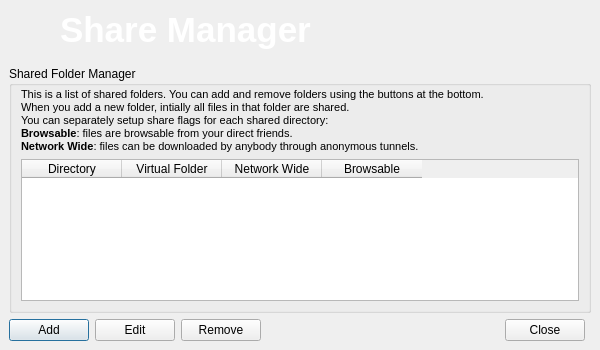
Qt form retroshare-gui/src/gui/ShareManager.ui (RetroShare/RetroShare) before a commit.
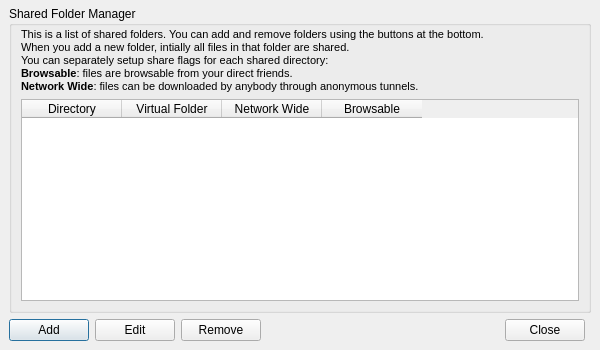
The same form after that commit. Icons and pictures are not drawn. Custom widgets are drawn as their Qt base class.

Commit message: Added new base class HeaderFrame - image and text at top of the windows.

Patch:
```diff
--- a/retroshare-gui/src/gui/ShareManager.ui
+++ b/retroshare-gui/src/gui/ShareManager.ui
@@ -28,11 +28,7 @@
     <number>0</number>
    </property>
    <item row="0" column="0">
-    <widget class="QFrame" name="frame">
-     <property name="styleSheet">
-      <string notr="true">QFrame#frame{background-image: url(:/images/connect/connectFriendBanner.png);}
-</string>
-     </property>
+    <widget class="HeaderFrame" name="headerFrame">
      <property name="frameShape">
       <enum>QFrame::NoFrame</enum>
      </property>
@@ -42,56 +38,6 @@
      <property name="lineWidth">
       <number>1</number>
      </property>
-     <layout class="QGridLayout" name="gridLayout">
-      <property name="margin">
-       <number>6</number>
-      </property>
-      <property name="verticalSpacing">
-       <number>6</number>
-      </property>
-      <item row="0" column="0">
-       <widget class="QLabel" name="piclabel">
-        <property name="minimumSize">
-         <size>
-          <width>48</width>
-          <height>48</height>
-         </size>
-        </property>
-        <property name="maximumSize">
-         <size>
-          <width>48</width>
-          <height>48</height>
-         </size>
-        </property>
-        <property name="styleSheet">
-         <string notr="true"/>
-        </property>
-        <property name="text">
-         <string/>
-        </property>
-        <property name="pixmap">
-         <pixmap resource="images.qrc">:/images/fileshare48.png</pixmap>
-        </property>
-       </widget>
-      </item>
-      <item row="0" column="1">
-       <widget class="QLabel" name="label_2">
-        <property name="styleSheet">
-         <string notr="true"/>
-        </property>
-        <property name="text">
-         <string>&lt;!DOCTYPE HTML PUBLIC &quot;-//W3C//DTD HTML 4.0//EN&quot; &quot;http://www.w3.org/TR/REC-html40/strict.dtd&quot;&gt;
-&lt;html&gt;&lt;head&gt;&lt;meta name=&quot;qrichtext&quot; content=&quot;1&quot; /&gt;&lt;style type=&quot;text/css&quot;&gt;
-p, li { white-space: pre-wrap; }
-&lt;/style&gt;&lt;/head&gt;&lt;body style=&quot; font-family:'MS Shell Dlg 2'; font-size:8.25pt; font-weight:400; font-style:normal;&quot;&gt;
-&lt;p style=&quot; margin-top:0px; margin-bottom:0px; margin-left:0px; margin-right:0px; -qt-block-indent:0; text-indent:0px;&quot;&gt;&lt;span style=&quot; font-family:'Sans Serif'; font-size:26pt; font-weight:600; color:#ffffff;&quot;&gt;Share Manager&lt;/span&gt;&lt;/p&gt;&lt;/body&gt;&lt;/html&gt;</string>
-        </property>
-        <property name="alignment">
-         <set>Qt::AlignLeading|Qt::AlignLeft|Qt::AlignVCenter</set>
-        </property>
-       </widget>
-      </item>
-     </layout>
     </widget>
    </item>
    <item row="1" column="0">
@@ -275,6 +221,14 @@
    </item>
   </layout>
  </widget>
+ <customwidgets>
+  <customwidget>
+   <class>HeaderFrame</class>
+   <extends>QFrame</extends>
+   <header>gui/common/HeaderFrame.h</header>
+   <container>1</container>
+  </customwidget>
+ </customwidgets>
  <resources>
   <include location="images.qrc"/>
  </resources>
```
Left out of the diff: 3 changed lines with no effect on the pictures. The commit also changes 41 other files.
